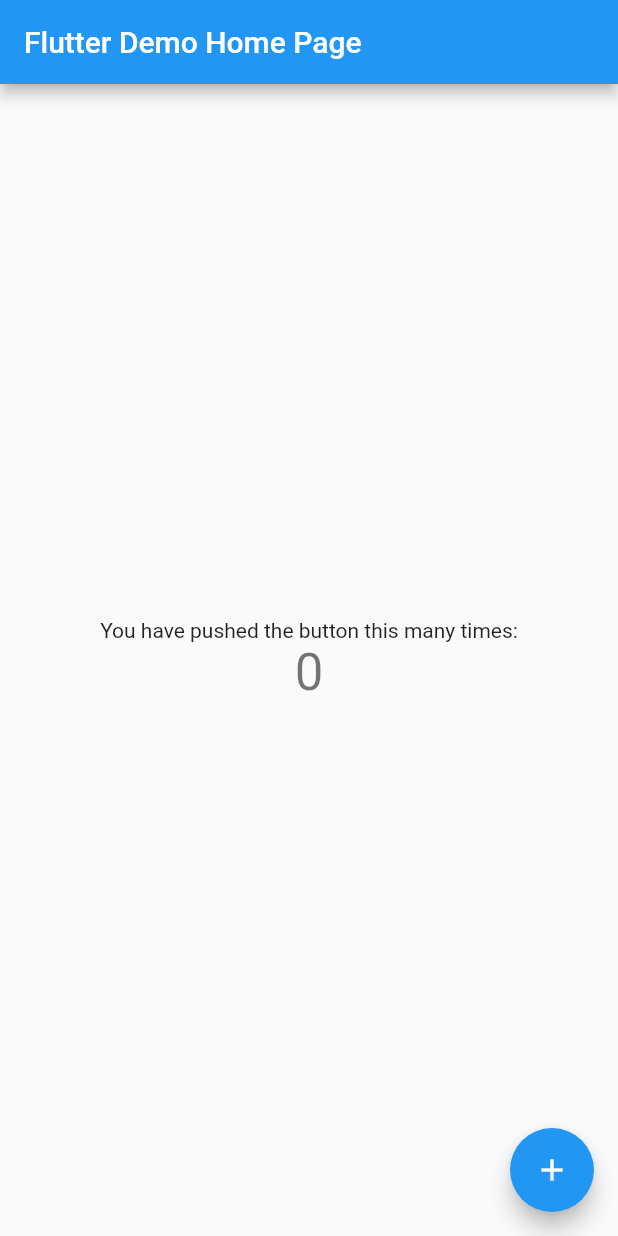
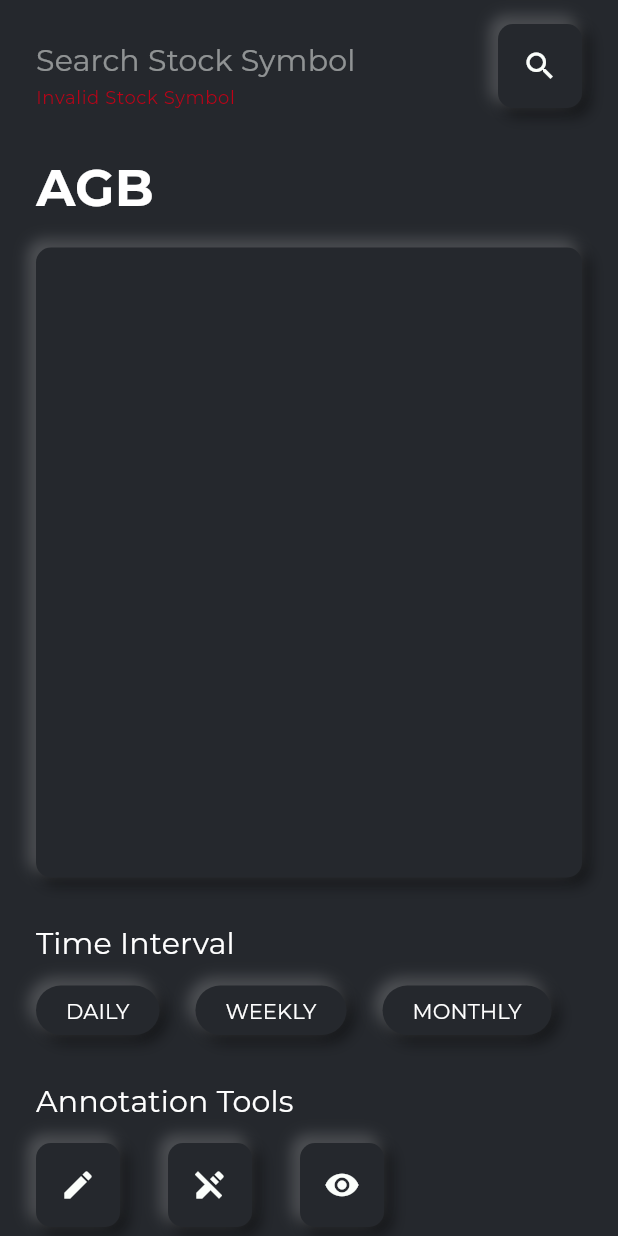
Before and after one commit to webclinic017/research-fin, a Flutter app: the screen it shows after launch, on a phone screen of 412 x 824 dp. Run offline on Flutter 3.47's test engine with Material 2 defaults, Android fonts, the phone set to English and light mode, and no system bars.

Commit message:
COMMIT SUMMARY
Version:
0.0.0+1 => 0.1.0+1

Changes:

1. => AndroidManifest.xml
      Changed app name to 'ResearchFin'.

2. => main.dart
      Implemented UI.

Additions:

1. => Added fonts.

2. => Rest of the files
      Implemented UI.

```diff
--- /dev/null
+++ b/lib/constants.dart
@@ -0,0 +1,8 @@
+
+// [BLOCK] Time Interval enums --------->|
+enum TimeInterval{
+  daily,
+  weekly,
+  monthly,
+}
+// Time Interval enums [END]--------->|
--- a/lib/main.dart
+++ b/lib/main.dart
@@ -1,113 +1,38 @@
 import 'package:flutter/material.dart';
+import 'package:flutter/services.dart';
+
+import 'package:researchfin/screens/home_screen.dart';
+import 'package:researchfin/theme/theme_data.dart';
 
 void main() {
-  runApp(MyApp());
+  SystemChrome.setSystemUIOverlayStyle(
+    SystemUiOverlayStyle(
+      statusBarColor: Colors.transparent,
+    ),
+  );
+  runApp(ResearchFin());
 }
 
-class MyApp extends StatelessWidget {
-  // This widget is the root of your application.
+class ResearchFin extends StatelessWidget {
   @override
   Widget build(BuildContext context) {
+    SystemChrome.setPreferredOrientations([
+      DeviceOrientation.portraitUp,
+      DeviceOrientation.portraitDown,
+    ]);
     return MaterialApp(
-      title: 'Flutter Demo',
-      theme: ThemeData(
-        // This is the theme of your application.
-        //
-        // Try running your application with "flutter run". You'll see the
-        // application has a blue toolbar. Then, without quitting the app, try
-        // changing the primarySwatch below to Colors.green and then invoke
-        // "hot reload" (press "r" in the console where you ran "flutter run",
-        // or simply save your changes to "hot reload" in a Flutter IDE).
-        // Notice that the counter didn't reset back to zero; the application
-        // is not restarted.
-        primarySwatch: Colors.blue,
-      ),
-      home: MyHomePage(title: 'Flutter Demo Home Page'),
+      title: 'Research',
+      theme: researchFinTheme,
+      home: HomeScreen(),
+      builder: (BuildContext context, Widget? child) {
+        final MediaQueryData data = MediaQuery.of(context);
+        return MediaQuery(
+          data: data.copyWith(
+            textScaleFactor: 1.0,
+          ),
+          child: child!,
+        );
+      },
     );
   }
 }
-
-class MyHomePage extends StatefulWidget {
-  MyHomePage({Key? key, required this.title}) : super(key: key);
-
-  // This widget is the home page of your application. It is stateful, meaning
-  // that it has a State object (defined below) that contains fields that affect
-  // how it looks.
-
-  // This class is the configuration for the state. It holds the values (in this
-  // case the title) provided by the parent (in this case the App widget) and
-  // used by the build method of the State. Fields in a Widget subclass are
-  // always marked "final".
-
-  final String title;
-
-  @override
-  _MyHomePageState createState() => _MyHomePageState();
-}
-
-class _MyHomePageState extends State<MyHomePage> {
-  int _counter = 0;
-
-  void _incrementCounter() {
-    setState(() {
-      // This call to setState tells the Flutter framework that something has
-      // changed in this State, which causes it to rerun the build method below
-      // so that the display can reflect the updated values. If we changed
-      // _counter without calling setState(), then the build method would not be
-      // called again, and so nothing would appear to happen.
-      _counter++;
-    });
-  }
-
-  @override
-  Widget build(BuildContext context) {
-    // This method is rerun every time setState is called, for instance as done
-    // by the _incrementCounter method above.
-    //
-    // The Flutter framework has been optimized to make rerunning build methods
-    // fast, so that you can just rebuild anything that needs updating rather
-    // than having to individually change instances of widgets.
-    return Scaffold(
-      appBar: AppBar(
-        // Here we take the value from the MyHomePage object that was created by
-        // the App.build method, and use it to set our appbar title.
-        title: Text(widget.title),
-      ),
-      body: Center(
-        // Center is a layout widget. It takes a single child and positions it
-        // in the middle of the parent.
-        child: Column(
-          // Column is also a layout widget. It takes a list of children and
-          // arranges them vertically. By default, it sizes itself to fit its
-          // children horizontally, and tries to be as tall as its parent.
-          //
-          // Invoke "debug painting" (press "p" in the console, choose the
-          // "Toggle Debug Paint" action from the Flutter Inspector in Android
-          // Studio, or the "Toggle Debug Paint" command in Visual Studio Code)
-          // to see the wireframe for each widget.
-          //
-          // Column has various properties to control how it sizes itself and
-          // how it positions its children. Here we use mainAxisAlignment to
-          // center the children vertically; the main axis here is the vertical
-          // axis because Columns are vertical (the cross axis would be
-          // horizontal).
-          mainAxisAlignment: MainAxisAlignment.center,
-          children: <Widget>[
-            Text(
-              'You have pushed the button this many times:',
-            ),
-            Text(
-              '$_counter',
-              style: Theme.of(context).textTheme.headline4,
-            ),
-          ],
-        ),
-      ),
-      floatingActionButton: FloatingActionButton(
-        onPressed: _incrementCounter,
-        tooltip: 'Increment',
-        child: Icon(Icons.add),
-      ), // This trailing comma makes auto-formatting nicer for build methods.
-    );
-  }
-}
--- /dev/null
+++ b/lib/screens/home_screen.dart
@@ -0,0 +1,194 @@
+import 'package:flutter/material.dart';
+
+import 'package:researchfin/theme/colors.dart';
+import 'package:researchfin/widgets/time_interval_button.dart';
+import 'package:researchfin/widgets/annotation_tool_button.dart';
+
+class HomeScreen extends StatefulWidget {
+  const HomeScreen({Key? key}) : super(key: key);
+
+  @override
+  _HomeScreenState createState() => _HomeScreenState();
+}
+
+class _HomeScreenState extends State<HomeScreen> {
+  late String _stockSymbol;
+  late TextEditingController _stockSymbolController;
+
+  @override
+  void initState() {
+    super.initState();
+
+    _stockSymbol = 'AGB';
+    _stockSymbolController = TextEditingController();
+  }
+
+  @override
+  void dispose() {
+    _stockSymbolController.dispose();
+
+    super.dispose();
+  }
+
+  @override
+  Widget build(BuildContext context) {
+    return Scaffold(
+      body: SafeArea(
+        child: ListView(
+          // crossAxisAlignment: CrossAxisAlignment.start,
+          padding: EdgeInsets.symmetric(horizontal: 24.0),
+          // shrinkWrap: true,
+          children: [
+            SizedBox(height: 16.0),
+            // >>> [BLOCK] Search Bar ------------------------>|
+            SizedBox(
+              height: 56.0,
+              width: double.infinity,
+              child: Row(
+                children: [
+                  Expanded(
+                    child: SizedBox(
+                      child: TextFormField(
+                        controller: _stockSymbolController,
+                        cursorHeight: 24.0,
+                        maxLines: 1,
+                        // autofocus: true,
+                        style: Theme.of(context).textTheme.headline6,
+                        decoration: InputDecoration(
+                          contentPadding: EdgeInsets.all(0.0),
+                          border: InputBorder.none,
+                          hintText: 'Search Stock Symbol',
+                          hintStyle: Theme.of(context).textTheme.headline6?.copyWith(color: AppColor.stockWhite.withOpacity(0.5)),
+                          errorBorder: InputBorder.none,
+                          errorText: 'Invalid Stock Symbol',
+                          errorStyle: Theme.of(context).textTheme.caption?.copyWith(color: AppColor.stockRed),
+                        ),
+                        validator: (searchText) {
+                          // TODO : Validate Inputs
+                        },
+                        onFieldSubmitted: (searchText) {
+                          // TODO : Search for stock symbol
+                        },
+                      ),
+                    ),
+                  ),
+                  SizedBox(width: 16.0),
+                  AnnotationButton(
+                    icon: Icons.search,
+                    onTap: () {
+                      // TODO : Search for stock symbol
+                    },
+                  ),
+                ],
+              ),
+            ),
+            // >>> Search Bar [END] ------------------------>|
+            SizedBox(height: 32.0),
+            // >>> Stock Symbol ------------------------>|
+            Text(
+              _stockSymbol,
+              style: Theme.of(context).textTheme.headline4,
+            ),
+            // >>> Stock Symbol [END] ------------------>|
+            SizedBox(height: 20.0),
+            // >>> [BLOCK] Stock Symbol Graph ------------->|
+            Container(
+              width: double.infinity,
+              height: 420.0,
+              decoration: BoxDecoration(
+                color: AppColor.stockBlack,
+                borderRadius: BorderRadius.all(Radius.circular(10.0)),
+                boxShadow: [
+                  BoxShadow(
+                    color: Colors.black.withOpacity(0.5),
+                    offset: Offset(4.0, 4.0),
+                    blurRadius: 8.0,
+                    spreadRadius: 1.0,
+                  ),
+                  BoxShadow(
+                    color: Colors.white.withOpacity(0.2),
+                    offset: Offset(-4.0, -4.0),
+                    blurRadius: 8.0,
+                    spreadRadius: 1.0,
+                  ),
+                ],
+              ),
+            ),
+            // >>> Stock Symbol Graph [END] ------------->|
+            SizedBox(height: 32.0),
+            // >>> [BLOCK] Time Interval Section ------------->|
+            Text(
+              'Time Interval',
+              style: Theme.of(context).textTheme.headline6,
+            ),
+            SizedBox(height: 16.0),
+            SizedBox(
+              child: Wrap(
+                spacing: 24.0,
+                runSpacing: 24.0,
+                children: [
+                  TimeIntervalButton(
+                    label: 'DAILY',
+                    onTap: () {
+                      // TODO : Toggle graph values based on time interval selected
+                    },
+                  ),
+                  // SizedBox(width: 24.0),
+                  TimeIntervalButton(
+                    label: 'WEEKLY',
+                    onTap: () {
+                      // TODO : Toggle graph values based on time interval selected
+                    },
+                  ),
+                  // SizedBox(width: 24.0),
+                  TimeIntervalButton(
+                    label: 'MONTHLY',
+                    onTap: () {
+                      // TODO : Toggle graph values based on time interval selected
+                    },
+                  ),
+                ],
+              ),
+            ),
+            // >>> Time Interval Section [END] ------------->|
+            SizedBox(height: 32.0),
+            // >>> [BLOCK] Annotation Tools Section ------------->|
+            Text(
+              'Annotation Tools',
+              style: Theme.of(context).textTheme.headline6,
+            ),
+            SizedBox(height: 16.0),
+            SizedBox(
+              // height: 40.0,
+              child: Row(
+                children: [
+                  AnnotationButton(
+                    icon: Icons.edit,
+                    onTap: () {
+                      // TODO : Toggle annotation on/off
+                    },
+                  ),
+                  SizedBox(width: 32.0),
+                  AnnotationButton(
+                    icon: Icons.edit_off,
+                    onTap: () {
+                      // TODO : Toggle annotation on/off
+                    },
+                  ),
+                  SizedBox(width: 32.0),
+                  AnnotationButton(
+                    icon: Icons.visibility,
+                    onTap: () {
+                      // TODO : Toggle annotation on/off
+                    },
+                  ),
+                ],
+              ),
+            ),
+            SizedBox(height: 32.0),
+          ],
+        ),
+      ),
+    );
+  }
+}
--- /dev/null
+++ b/lib/theme/colors.dart
@@ -0,0 +1,11 @@
+import 'package:flutter/material.dart';
+
+class AppColor {
+  static const Color stockBlack = Color(0xFF25282D);
+  static const Color stockGreen = Color(0xFF1BBD6C);
+  static const Color stockOrange = Color(0xFFFD9C00);
+  static const Color stockRed = Color(0xFFC00116);
+  static const Color stockGrey = Color(0xFF8A8A8A);
+  static const Color stockWhite = Color(0xFFFBFEFB);
+  static const Color brightOrange = Color(0xFFFF5C1F);
+}
--- /dev/null
+++ b/lib/theme/theme_data.dart
@@ -0,0 +1,48 @@
+import 'package:flutter/material.dart';
+
+import 'package:researchfin/theme/colors.dart';
+import 'package:researchfin/theme/text_theme.dart';
+
+
+ThemeData researchFinTheme = ThemeData(
+  accentColor: Colors.white,
+  brightness: Brightness.dark,
+  // // cursorColor: Colors.white,
+  // dialogBackgroundColor: AppColor.overlayFive,
+  // hintColor: Colors.white60,
+  // iconTheme: IconThemeData(
+  //   color: Colors.white,
+  // ),
+  // bottomSheetTheme: BottomSheetThemeData(
+  //   modalBackgroundColor: AppColor.darkGrey,
+  //   shape: RoundedRectangleBorder(
+  //     borderRadius: BorderRadius.only(
+  //       topLeft: Radius.circular(10.0),
+  //       topRight: Radius.circular(10.0),
+  //     ),
+  //   ),
+  // ),
+  // dialogTheme: DialogTheme().copyWith(
+  //   contentTextStyle: sigmaTextTheme.subtitle2,
+  // ),
+  primaryColor: AppColor.stockBlack,
+  scaffoldBackgroundColor: AppColor.stockBlack,
+  textSelectionTheme: TextSelectionThemeData(
+    cursorColor: Colors.white,
+    selectionColor: Colors.white.withOpacity(0.5),
+    selectionHandleColor: Colors.white,
+  ),
+  textTheme: researchFinTextTheme,
+  // textButtonTheme: TextButtonThemeData(
+  //   style: ButtonStyle(
+  //     backgroundColor: MaterialStateProperty.all<Color>(AppColor.overlayFourteen),
+  //     foregroundColor: MaterialStateProperty.all<Color>(Colors.white),
+  //     overlayColor: MaterialStateProperty.all<Color>(Colors.white.withOpacity(0.2)),
+  //     textStyle: MaterialStateProperty.all<TextStyle>(
+  //       TextStyle(
+  //         fontFamily: 'Montserrat',
+  //       ),
+  //     ),
+  //   ),
+  // ),
+);
--- /dev/null
+++ b/lib/widgets/annotation_tool_button.dart
@@ -0,0 +1,62 @@
+import 'package:flutter/material.dart';
+
+import 'package:researchfin/theme/colors.dart';
+
+class AnnotationButton extends StatefulWidget {
+  final IconData icon;
+  final Function()? onTap;
+
+  AnnotationButton({required this.icon, this.onTap});
+
+  @override
+  _AnnotationButtonState createState() => _AnnotationButtonState();
+}
+
+class _AnnotationButtonState extends State<AnnotationButton> {
+  bool _isTapped = false;
+  @override
+  Widget build(BuildContext context) {
+    return GestureDetector(
+      onTap: widget.onTap,
+      onTapDown: (tapDownDetails) {
+        setState(() {
+          _isTapped = true;
+        });
+      },
+      onTapUp: (tapUpDetails) {
+        setState(() {
+          _isTapped = false;
+        });
+      },
+      child: Container(
+        height: 56.0,
+        width: 56.0,
+        decoration: BoxDecoration(
+            color: AppColor.stockBlack,
+            borderRadius: BorderRadius.all(Radius.circular(10.0)),
+            boxShadow: _isTapped
+            ? []
+                : [
+        BoxShadow(
+        color: Colors.black.withOpacity(0.5),
+        offset: Offset(4.0, 4.0),
+        blurRadius: 8.0,
+        spreadRadius: 1.0,
+      ),
+      BoxShadow(
+        color: Colors.white.withOpacity(0.2),
+        offset: Offset(-4.0, -4.0),
+        blurRadius: 8.0,
+        spreadRadius: 1.0,
+      ),
+      ],
+    ),
+    child: Icon(
+    widget.icon,
+    color: AppColor.stockWhite,
+    size: 24.0,
+    ),
+    ),
+    );
+  }
+}
--- /dev/null
+++ b/lib/widgets/time_interval_button.dart
@@ -0,0 +1,56 @@
+import 'package:flutter/material.dart';
+
+import 'package:researchfin/theme/colors.dart';
+
+class TimeIntervalButton extends StatefulWidget {
+  final String label;
+  final Function()? onTap;
+
+  TimeIntervalButton({required this.label, this.onTap});
+  @override
+  _TimeIntervalButtonState createState() => _TimeIntervalButtonState();
+}
+
+class _TimeIntervalButtonState extends State<TimeIntervalButton> {
+  bool _isTapped = false;
+  @override
+  Widget build(BuildContext context) {
+    return GestureDetector(
+      onTap: widget.onTap,
+      onTapDown: (tapDownDetails) {
+        setState(() {
+          _isTapped = true;
+        });
+      },
+      onTapUp: (tapUpDetails) {
+        setState(() {
+          _isTapped = false;
+        });
+      },
+      child: Container(
+        padding: EdgeInsets.symmetric(vertical: 8.0, horizontal: 20.0),
+        decoration: BoxDecoration(
+            color: AppColor.stockBlack,
+            borderRadius: BorderRadius.all(Radius.circular(20.0)),
+            boxShadow: _isTapped
+            ? []
+                : [
+        BoxShadow(
+        color: Colors.black.withOpacity(0.5),
+        offset: Offset(4.0, 4.0),
+        blurRadius: 8.0,
+        spreadRadius: 1.0,
+      ),
+      BoxShadow(
+        color: Colors.white.withOpacity(0.2),
+        offset: Offset(-4.0, -4.0),
+        blurRadius: 8.0,
+        spreadRadius: 1.0,
+      ),
+      ],
+    ),
+    child: Text(widget.label, style: Theme.of(context).textTheme.subtitle2),
+    ),
+    );
+  }
+}
```
Also changed, not shown: lib/theme/text_theme.dart (added, +97 -0 lines), pubspec.yaml (+8 -1 lines), assets/fonts/Montserrat-Bold.ttf (added), assets/fonts/Montserrat-Regular.ttf (added), 2 other files.
